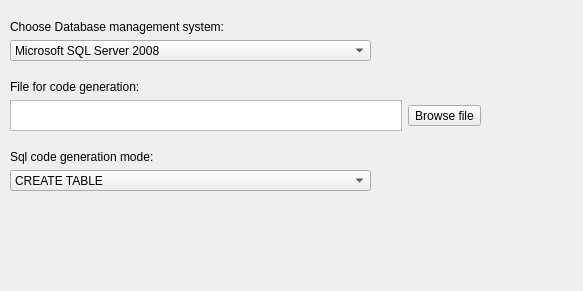
Before: the Qt Designer form plugins/databases/databasesSupport/databasesPreferencesPage.ui in qreal/qreal, drawn with Qt 5.
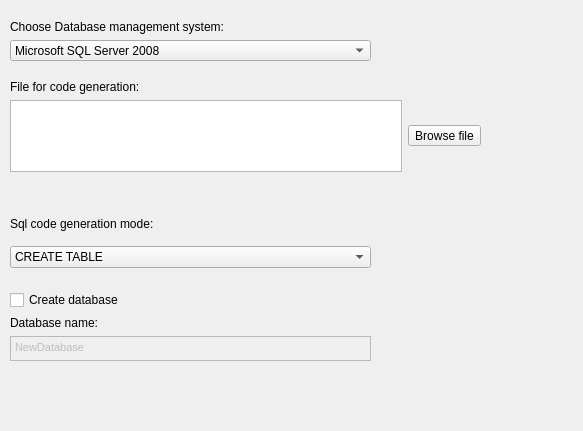
After: the same form once the commit is applied.

Commit message: Database creation added in preferences

The edit to the form file:
```diff
--- a/plugins/databases/databasesSupport/databasesPreferencesPage.ui
+++ b/plugins/databases/databasesSupport/databasesPreferencesPage.ui
@@ -7,7 +7,7 @@
     <x>0</x>
     <y>0</y>
     <width>583</width>
-    <height>291</height>
+    <height>431</height>
    </rect>
   </property>
   <property name="windowTitle">
@@ -70,7 +70,7 @@
      <x>10</x>
      <y>80</y>
      <width>471</width>
-     <height>51</height>
+     <height>92</height>
     </rect>
    </property>
    <layout class="QGridLayout" name="gridLayout">
@@ -107,9 +107,9 @@
    <property name="geometry">
     <rect>
      <x>10</x>
-     <y>150</y>
+     <y>207</y>
      <width>361</width>
-     <height>41</height>
+     <height>61</height>
     </rect>
    </property>
    <layout class="QVBoxLayout" name="verticalLayout_2">
@@ -139,6 +139,52 @@
     </item>
    </layout>
   </widget>
+  <widget class="QWidget" name="verticalLayoutWidget_3">
+   <property name="geometry">
+    <rect>
+     <x>10</x>
+     <y>290</y>
+     <width>361</width>
+     <height>71</height>
+    </rect>
+   </property>
+   <layout class="QVBoxLayout" name="verticalLayout_3">
+    <item>
+     <widget class="QCheckBox" name="createDatabaseCheckBox">
+      <property name="text">
+       <string>Create database</string>
+      </property>
+     </widget>
+    </item>
+    <item>
+     <widget class="QLabel" name="dialectLabel_3">
+      <property name="text">
+       <string>Database name:</string>
+      </property>
+      <property name="textFormat">
+       <enum>Qt::AutoText</enum>
+      </property>
+     </widget>
+    </item>
+    <item>
+     <widget class="QTextEdit" name="databaseName">
+      <property name="enabled">
+       <bool>false</bool>
+      </property>
+      <property name="readOnly">
+       <bool>true</bool>
+      </property>
+      <property name="html">
+       <string>&lt;!DOCTYPE HTML PUBLIC &quot;-//W3C//DTD HTML 4.0//EN&quot; &quot;http://www.w3.org/TR/REC-html40/strict.dtd&quot;&gt;
+&lt;html&gt;&lt;head&gt;&lt;meta name=&quot;qrichtext&quot; content=&quot;1&quot; /&gt;&lt;style type=&quot;text/css&quot;&gt;
+p, li { white-space: pre-wrap; }
+&lt;/style&gt;&lt;/head&gt;&lt;body style=&quot; font-family:'MS Shell Dlg 2'; font-size:8.25pt; font-weight:400; font-style:normal;&quot;&gt;
+&lt;p style=&quot; margin-top:0px; margin-bottom:0px; margin-left:0px; margin-right:0px; -qt-block-indent:0; text-indent:0px;&quot;&gt;NewDatabase&lt;/p&gt;&lt;/body&gt;&lt;/html&gt;</string>
+      </property>
+     </widget>
+    </item>
+   </layout>
+  </widget>
   <zorder>verticalLayoutWidget</zorder>
   <zorder>gridLayoutWidget</zorder>
   <zorder>verticalLayoutWidget_2</zorder>
```
Left out of the diff: 21 changed lines with no effect on the pictures. The commit also changes 2 other files.
